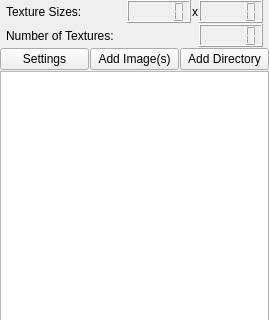
GameOverture/HarmonyEngine, file DesignerTool/src/WidgetAtlasGroup.ui: the form before one commit; both pictures show x 0 to 269 and y 0 to 320 of the 269 by 504 pixel window.
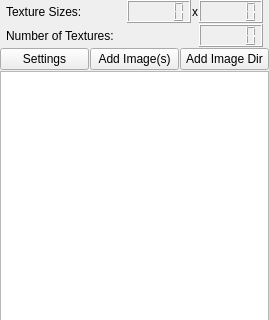
The form after the commit. Icons and pictures are not drawn.

What changed in the file:
```diff
--- a/DesignerTool/src/WidgetAtlasGroup.ui
+++ b/DesignerTool/src/WidgetAtlasGroup.ui
@@ -145,7 +145,7 @@
      <item>
       <widget class="QPushButton" name="btnAddDir">
        <property name="text">
-        <string>Add Directory</string>
+        <string>Add Image Dir</string>
        </property>
       </widget>
      </item>
```
